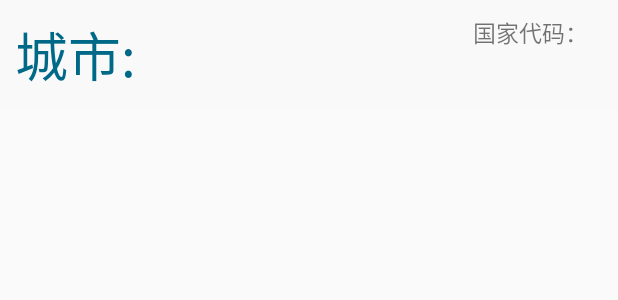
After one commit to fawner/Weather, an Android app: the layout set_list.xml on its own in the app's theme, with its tools: preview values and no code run, on a phone screen of 412 x 824 dp. The commit adds this screen. Shown: the top 300 px of the screen. Run offline under Robolectric (Android 15) with nearby library versions, the phone set to English and light mode, and no system bars.

Commit message:
实现设置界面->listView+progressBarb+点击设置城市ID

```diff
--- a/app/src/main/AndroidManifest.xml
+++ b/app/src/main/AndroidManifest.xml
@@ -1,9 +1,6 @@
 <?xml version="1.0" encoding="utf-8"?>
 <manifest xmlns:android="http://schemas.android.com/apk/res/android"
     package="com.fast.weather">
-
-    <uses-permission android:name="android.permission.INTERNET" />
-
     <application
         android:allowBackup="true"
         android:icon="@mipmap/ic_launcher"
@@ -28,4 +25,5 @@
             android:theme="@style/AppTheme.NoActionBar"></activity>
     </application>
 
+    <uses-permission android:name="android.permission.INTERNET" />
 </manifest>
--- /dev/null
+++ b/app/src/main/res/layout/set_list.xml
@@ -0,0 +1,60 @@
+<?xml version="1.0" encoding="utf-8"?>
+<LinearLayout xmlns:android="http://schemas.android.com/apk/res/android"
+    android:orientation="horizontal"
+    android:layout_width="match_parent"
+    android:layout_height="wrap_content"
+    android:padding="10dp"
+    android:background="@color/colorSetActivity">
+    <LinearLayout
+        android:layout_width="wrap_content"
+        android:layout_height="wrap_content"
+        android:orientation="horizontal">
+        <TextView
+            android:layout_width="wrap_content"
+            android:layout_height="wrap_content"
+            android:textSize="35sp"
+            android:textColor="#006987"
+            android:text="城市:"/>
+        <TextView
+            android:id="@+id/set_list_name"
+            android:layout_width="wrap_content"
+            android:layout_height="wrap_content"
+            android:layout_marginRight="20dp"
+            android:textColor="#ff0000"
+            android:textSize="35sp"/>
+    </LinearLayout>
+    <LinearLayout
+        android:layout_width="match_parent"
+        android:layout_height="wrap_content"
+        android:orientation="vertical">
+        <LinearLayout
+            android:layout_width="wrap_content"
+            android:layout_height="wrap_content"
+            android:layout_gravity="right"
+            android:layout_marginRight="10dp"
+            android:orientation="horizontal">
+            <TextView
+                android:layout_width="wrap_content"
+                android:layout_height="wrap_content"
+                android:textSize="15sp"
+                android:text="国家代码："/>
+            <TextView
+                android:id="@+id/set_list_country"
+                android:layout_width="wrap_content"
+                android:layout_height="wrap_content"
+                android:textSize="15sp"
+                android:textColor="#0000ff"/>
+        </LinearLayout>
+        <TextView
+            android:id="@+id/set_list_path"
+            android:layout_width="wrap_content"
+            android:layout_height="wrap_content"
+            android:layout_gravity="right"
+            android:paddingLeft="10dp"
+            android:layout_marginTop="5dp"
+            android:layout_marginRight="10dp"
+            android:textColor="#006987"
+            android:textSize="15sp"/>
+    </LinearLayout>
+
+</LinearLayout>
--- a/app/src/main/res/values/colors.xml
+++ b/app/src/main/res/values/colors.xml
@@ -4,7 +4,7 @@
     <color name="colorPrimaryDark">#303F9F</color>
     <color name="colorAccent">#FF4081</color>
 
-
+    <color name="colorSetActivity">#f9f9f9</color>
     <color name="colorEditText">#e9e9e9</color>
     <color name="colorButtonSend">#d5d5d5</color>
 </resources>
```
Also changed, not shown: app/src/main/java/com/fast/weather/SetActivity.java (+141 -0 lines), app/src/main/java/com/fast/weather/SetListAdspter.java (added, +76 -0 lines), app/src/main/res/layout/activity_set.xml (+10 -1 lines).
